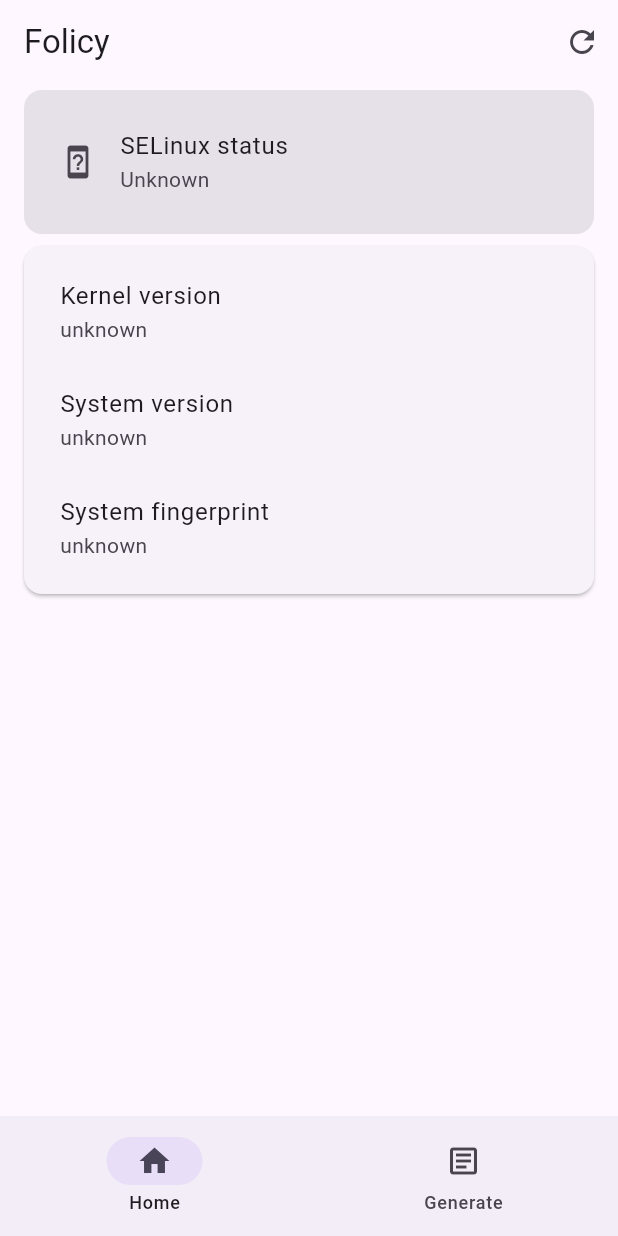
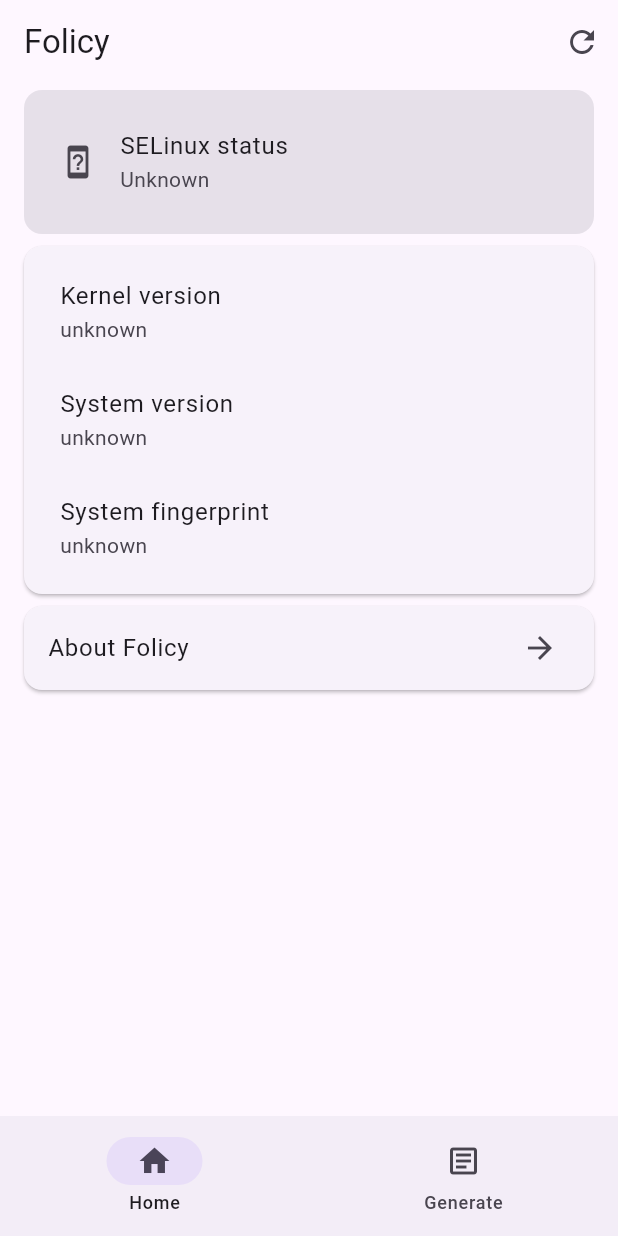
Before and after one commit to StaticReflection/Folicy, a Flutter app: the screen it shows after launch, on a phone screen of 412 x 824 dp. Run offline on Flutter 3.47's test engine with Material 3 defaults, Android fonts, the phone set to English and light mode, and no system bars; our stand-ins replace get; missing offline and left inert: root; generated files the repository leaves out were written again; statements that could not run were skipped.

Commit message:
首页添加关于应用卡片

```diff
--- a/lib/constants/constants.dart
+++ b/lib/constants/constants.dart
@@ -1,3 +1,5 @@
 class Constants {
   static const String appName = 'Folicy';
+  static final Uri aboutAppUrl =
+      Uri.parse('https://github.com/StaticReflection/Folicy');
 }
--- a/lib/controllers/home/home_page_controller.dart
+++ b/lib/controllers/home/home_page_controller.dart
@@ -1,9 +1,11 @@
 import 'package:flutter/material.dart';
+import 'package:folicy/constants/constants.dart';
 import 'package:folicy/enum/selinux_status.dart';
 import 'package:folicy/status.dart';
 import 'package:folicy/utils/device_util.dart';
 import 'package:folicy/utils/selinux_util.dart';
 import 'package:get/get.dart';
+import 'package:url_launcher/url_launcher.dart';
 
 class HomePageController extends GetxController {
   RxString selinuxStatus = SELinuxStatus.unknown.key.obs;
@@ -56,4 +58,8 @@ class HomePageController extends GetxController {
   void reboot() {
     DeviceUtil.reboot();
   }
+
+  void about() {
+    launchUrl(Constants.aboutAppUrl);
+  }
 }
--- a/lib/l10n/app_en.arb
+++ b/lib/l10n/app_en.arb
@@ -1,5 +1,6 @@
 {
   "@@locale": "en",
+  "aboutFolicy": "About Folicy",
   "generate": "Generate",
   "home": "Home",
   "kernelVersion": "Kernel version",
--- a/lib/l10n/app_zh.arb
+++ b/lib/l10n/app_zh.arb
@@ -1,5 +1,6 @@
 {
   "@@locale": "zh",
+  "aboutFolicy": "关于Folicy",
   "generate": "生成",
   "home": "首页",
   "kernelVersion": "内核版本",
--- a/lib/views/home/pages/home.dart
+++ b/lib/views/home/pages/home.dart
@@ -81,6 +81,13 @@ class Home extends StatelessWidget {
                   ],
                 ),
               )),
+              Card(
+                child: ListTile(
+                  title: Text(AppLocalizations.of(context)!.aboutFolicy),
+                  trailing: const Icon(Icons.arrow_forward),
+                  onTap: () => homePageController.about(),
+                ),
+              )
             ],
           ),
         ),
--- a/pubspec.yaml
+++ b/pubspec.yaml
@@ -14,6 +14,7 @@ dependencies:
   get: ^4.6.6
   intl: any
   root: ^2.0.4
+  url_launcher: ^6.3.0
 
 dev_dependencies:
   flutter_test:
```
Also changed, not shown: pubspec.lock.
